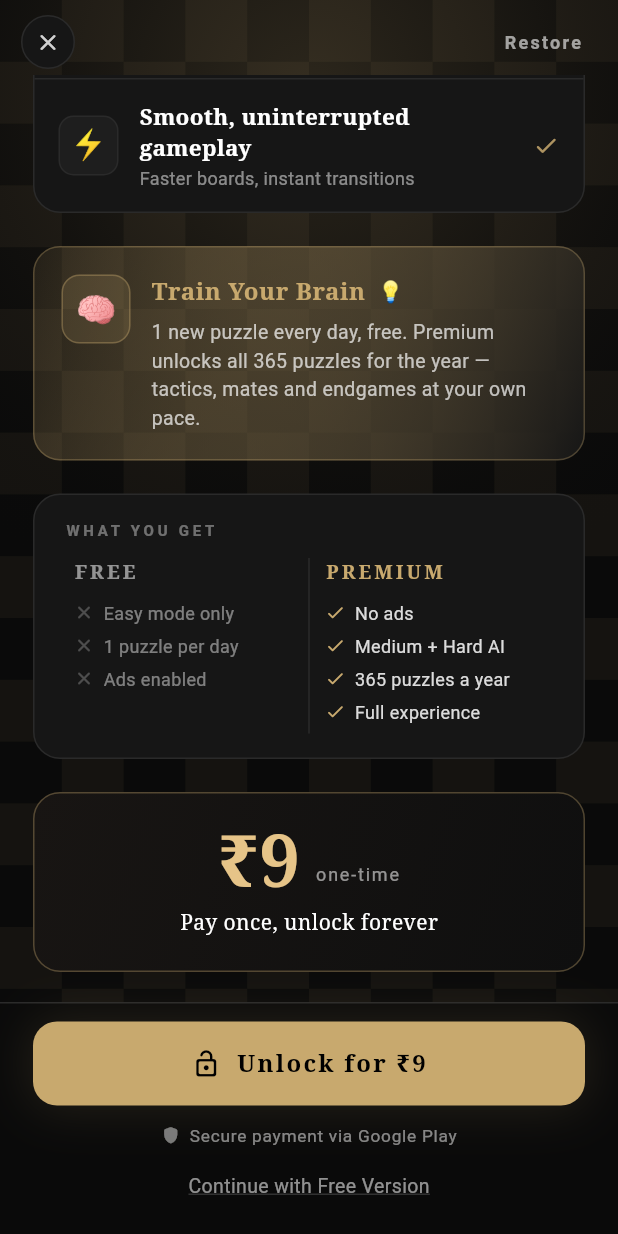
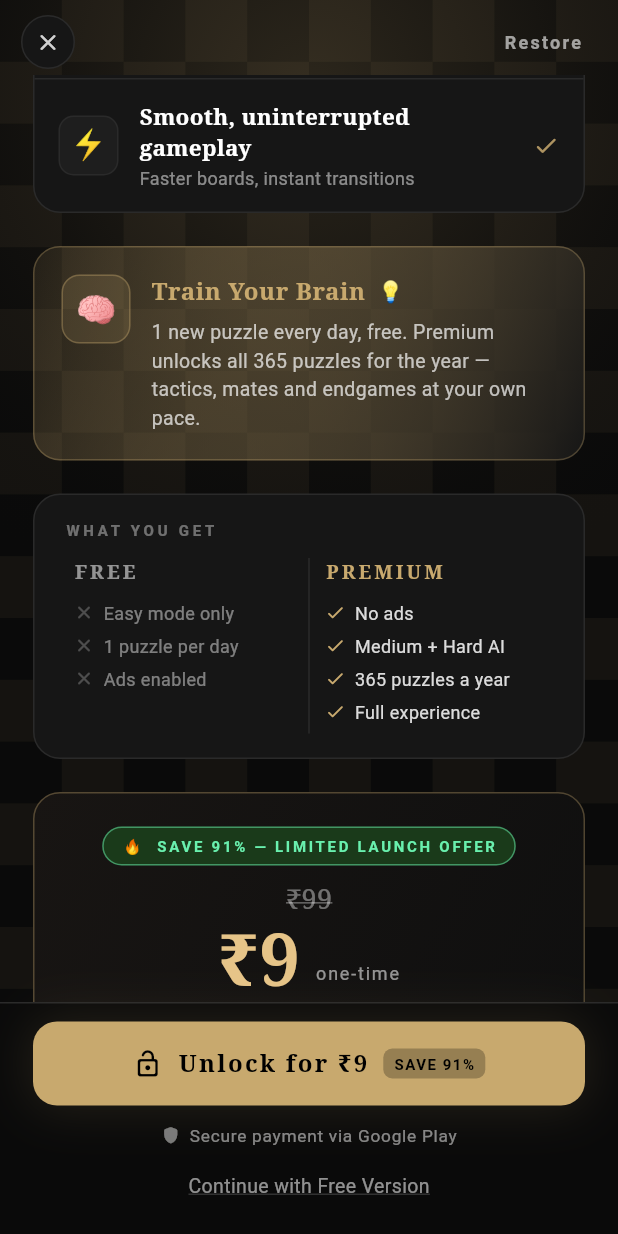
Before and after one commit to Neelam735/chess, a Flutter app: the PaywallScreen screen opened directly, scrolled down 576 dp, on a phone screen of 412 x 824 dp. Run offline on Flutter 3.47's test engine with Material 3 defaults, Android fonts, the phone set to English and light mode, and no system bars; our stand-ins replace google_mobile_ads, in_app_purchase, shared_preferences; missing offline and left inert: in_app_purchase_android; accounts and stored records are empty; network calls fail.

Commit message:
Wire Google Play price/offer data into paywall UI
- Add in_app_purchase_android dependency for direct access to
  GooglePlayProductDetails and OneTimePurchaseOfferDetails
- Expose priceAmountMicros notifier in BillingService so the UI can
  compute real savings against the regular price (kRegularPriceMicros)
- _PriceBlock: show strikethrough regular price + savings badge when
  Play price is below the regular price threshold
- _BottomCta: show inline "SAVE X%" chip on the unlock button
- Fallback price stays at Rs 9; actual charge always comes from Play Console

https://claude.ai/code/session_01SjYBnku8JXYamhE2AJ9Heq

```diff
--- a/lib/billing_service.dart
+++ b/lib/billing_service.dart
@@ -2,6 +2,7 @@ import 'dart:async';
 
 import 'package:flutter/foundation.dart';
 import 'package:in_app_purchase/in_app_purchase.dart';
+import 'package:in_app_purchase_android/in_app_purchase_android.dart';
 import 'package:shared_preferences/shared_preferences.dart';
 
 /// Wraps Google Play Billing for the chess app's single non-consumable
@@ -14,6 +15,10 @@ class BillingService {
 
   /// Product ID configured in Google Play Console / App Store Connect.
   static const String premiumProductId = 'chess_premium_unlock';
+
+  /// Regular (non-promotional) price used for "was / strikethrough" display.
+  static const int kRegularPriceMicros = 99000000; // ₹99
+  static const String kRegularPriceDisplay = '₹99';
 
   /// SharedPreferences key for the debug-only "force premium" flag.
   static const String _kDebugPremiumKey = 'debug_premium_override';
@@ -32,6 +37,10 @@ class BillingService {
 
   /// Whether a purchase is currently in flight.
   final ValueNotifier<bool> isPurchasing = ValueNotifier<bool>(false);
+
+  /// Current price in micros from Google Play (null until resolved).
+  /// Use with [kRegularPriceMicros] to compute the savings percentage.
+  final ValueNotifier<int?> priceAmountMicros = ValueNotifier<int?>(null);
 
   /// Last billing event surfaced for QA / debugging. Mirrors what gets
   /// logged via [debugPrint] but lets us also render it on screen.
@@ -73,6 +82,7 @@ class BillingService {
     if (response.productDetails.isNotEmpty) {
       product.value = response.productDetails.first;
       _log('product resolved: ${product.value!.id} @ ${product.value!.price}');
+      _extractAndroidPriceDetails(product.value!);
     }
 
     // Re-check ownership on every cold start so previously paying users
@@ -127,6 +137,14 @@ class BillingService {
     return next;
   }
 
+  void _extractAndroidPriceDetails(ProductDetails details) {
+    if (details is! GooglePlayProductDetails) return;
+    final offer = details.oneTimePurchaseOfferDetails;
+    if (offer == null) return;
+    priceAmountMicros.value = offer.priceAmountMicros;
+    _log('priceAmountMicros: ${offer.priceAmountMicros} (${offer.priceCurrencyCode})');
+  }
+
   void _onPurchaseUpdate(List<PurchaseDetails> purchases) {
     for (final purchase in purchases) {
       switch (purchase.status) {
--- a/lib/paywall_screen.dart
+++ b/lib/paywall_screen.dart
@@ -536,10 +536,21 @@ class _PriceBlock extends StatelessWidget {
 
   @override
   Widget build(BuildContext context) {
+    final billing = BillingService.instance;
     return ValueListenableBuilder<ProductDetails?>(
-      valueListenable: BillingService.instance.product,
+      valueListenable: billing.product,
       builder: (context, product, _) {
+        return ValueListenableBuilder<int?>(
+          valueListenable: billing.priceAmountMicros,
+          builder: (context, micros, _) {
             final priceText = product?.price ?? '₹9';
+            final effectiveMicros = micros ?? 9000000;
+            final savings = ((BillingService.kRegularPriceMicros - effectiveMicros) /
+                    BillingService.kRegularPriceMicros *
+                    100)
+                .round();
+            final hasDiscount = savings > 0;
+
             return Container(
               padding: const EdgeInsets.symmetric(vertical: 22, horizontal: 18),
               decoration: BoxDecoration(
@@ -553,6 +564,22 @@ class _PriceBlock extends StatelessWidget {
               ),
               child: Column(
                 children: [
+                  if (hasDiscount) ...[
+                    _SavingsBadge(savingsPercent: savings),
+                    const SizedBox(height: 10),
+                    Text(
+                      BillingService.kRegularPriceDisplay,
+                      style: TextStyle(
+                        fontFamily: 'serif',
+                        fontSize: 18,
+                        fontWeight: FontWeight.w500,
+                        color: Colors.white.withOpacity(0.4),
+                        decoration: TextDecoration.lineThrough,
+                        decorationColor: Colors.white.withOpacity(0.4),
+                      ),
+                    ),
+                    const SizedBox(height: 4),
+                  ],
                   Row(
                     mainAxisAlignment: MainAxisAlignment.center,
                     crossAxisAlignment: CrossAxisAlignment.end,
@@ -597,6 +624,34 @@ class _PriceBlock extends StatelessWidget {
               ),
             );
           },
+        );
+      },
+    );
+  }
+}
+
+class _SavingsBadge extends StatelessWidget {
+  const _SavingsBadge({required this.savingsPercent});
+  final int savingsPercent;
+
+  @override
+  Widget build(BuildContext context) {
+    return Container(
+      padding: const EdgeInsets.symmetric(horizontal: 12, vertical: 5),
+      decoration: BoxDecoration(
+        color: const Color(0xFF1A3A1A),
+        borderRadius: BorderRadius.circular(999),
+        border: Border.all(color: Colors.greenAccent.withOpacity(0.5)),
+      ),
+      child: Text(
+        '🔥  SAVE $savingsPercent% — LIMITED LAUNCH OFFER',
+        style: const TextStyle(
+          fontSize: 10,
+          letterSpacing: 1.8,
+          fontWeight: FontWeight.bold,
+          color: Colors.greenAccent,
+        ),
+      ),
     );
   }
 }
@@ -703,17 +758,30 @@ class _BottomCta extends StatelessWidget {
                 return ValueListenableBuilder<ProductDetails?>(
                   valueListenable: billing.product,
                   builder: (context, product, __) {
-                    final label = product != null
-                        ? 'Unlock for ${product.price}'
-                        : 'Unlock for ₹9';
-                    return SizedBox(
+                    return ValueListenableBuilder<int?>(
+                      valueListenable: billing.priceAmountMicros,
+                      builder: (context, micros, ___) {
+                        final priceText = product?.price ?? '₹9';
+                        final effectiveMicros = micros ?? 9000000;
+                        final savings = ((BillingService.kRegularPriceMicros -
+                                    effectiveMicros) /
+                                BillingService.kRegularPriceMicros *
+                                100)
+                            .round();
+                        final hasDiscount = savings > 0;
+
+                        return Column(
+                          crossAxisAlignment: CrossAxisAlignment.stretch,
+                          children: [
+                            SizedBox(
                               width: double.infinity,
                               height: 56,
                               child: ElevatedButton(
                                 style: ElevatedButton.styleFrom(
                                   backgroundColor: _kGold,
                                   foregroundColor: Colors.black,
-                          disabledBackgroundColor: _kGold.withOpacity(0.6),
+                                  disabledBackgroundColor:
+                                      _kGold.withOpacity(0.6),
                                   disabledForegroundColor: Colors.black54,
                                   shape: RoundedRectangleBorder(
                                     borderRadius: BorderRadius.circular(16),
@@ -731,12 +799,14 @@ class _BottomCta extends StatelessWidget {
                                         ),
                                       )
                                     : Row(
-                                mainAxisAlignment: MainAxisAlignment.center,
+                                        mainAxisAlignment:
+                                            MainAxisAlignment.center,
                                         children: [
-                                  const Icon(Icons.lock_open_rounded, size: 20),
+                                          const Icon(Icons.lock_open_rounded,
+                                              size: 20),
                                           const SizedBox(width: 10),
                                           Text(
-                                    label,
+                                            'Unlock for $priceText',
                                             style: const TextStyle(
                                               fontFamily: 'serif',
                                               fontSize: 16,
@@ -744,9 +814,36 @@ class _BottomCta extends StatelessWidget {
                                               letterSpacing: 1.5,
                                             ),
                                           ),
+                                          if (hasDiscount) ...[
+                                            const SizedBox(width: 10),
+                                            Container(
+                                              padding:
+                                                  const EdgeInsets.symmetric(
+                                                      horizontal: 7,
+                                                      vertical: 3),
+                                              decoration: BoxDecoration(
+                                                color: Colors.black
+                                                    .withOpacity(0.25),
+                                                borderRadius:
+                                                    BorderRadius.circular(6),
+                                              ),
+                                              child: Text(
+                                                'SAVE $savings%',
+                                                style: const TextStyle(
+                                                  fontSize: 10,
+                                                  fontWeight: FontWeight.bold,
+                                                  letterSpacing: 1,
+                                                ),
+                                              ),
+                                            ),
+                                          ],
                                         ],
                                       ),
                               ),
+                            ),
+                          ],
+                        );
+                      },
                     );
                   },
                 );
--- a/pubspec.yaml
+++ b/pubspec.yaml
@@ -12,6 +12,7 @@ dependencies:
   google_fonts: ^8.0.2
   google_mobile_ads: ^8.0.0
   in_app_purchase: ^3.2.0
+  in_app_purchase_android: ^0.3.0
   shared_preferences: ^2.2.0
 
 flutter:
```
Lines whose indentation alone changed are shown as unchanged.
